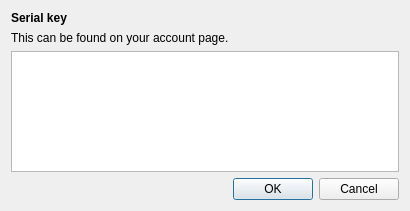
This is src/gui/res/ActivationDialog.ui in deskflow/deskflow as Qt 5 draws it before an edit. The edited form follows.
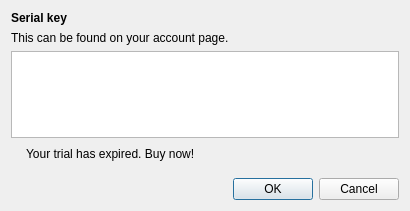
This is the edited form. Icons and pictures are not drawn.

Commit message: #5657 Raise activation dialog when key expires

What changed in the file:
```diff
--- a/src/gui/res/ActivationDialog.ui
+++ b/src/gui/res/ActivationDialog.ui
@@ -54,6 +54,57 @@
      </property>
     </widget>
    </item>
+   <item>
+    <widget class="QWidget" name="m_trialWidget" native="true">
+     <layout class="QHBoxLayout" name="horizontalLayout_5">
+      <property name="leftMargin">
+       <number>2</number>
+      </property>
+      <property name="topMargin">
+       <number>0</number>
+      </property>
+      <property name="rightMargin">
+       <number>0</number>
+      </property>
+      <property name="bottomMargin">
+       <number>8</number>
+      </property>
+      <item>
+       <widget class="QLabel" name="label_3">
+        <property name="text">
+         <string/>
+        </property>
+        <property name="pixmap">
+         <pixmap resource="Synergy.qrc">:/res/icons/16x16/money.png</pixmap>
+        </property>
+       </widget>
+      </item>
+      <item>
+       <widget class="QLabel" name="m_trialLabel">
+        <property name="text">
+         <string>&lt;html&gt;&lt;head/&gt;&lt;body&gt;&lt;p&gt;Your trial has expired. &lt;a href=&quot;http://symless.com/pricing?src=gui&quot;&gt;&lt;span style=&quot; text-decoration: underline; color:#0000ff;&quot;&gt;Buy now!&lt;/span&gt;&lt;/a&gt;&lt;/p&gt;&lt;/body&gt;&lt;/html&gt;</string>
+        </property>
+        <property name="openExternalLinks">
+         <bool>true</bool>
+        </property>
+       </widget>
+      </item>
+      <item>
+       <spacer name="horizontalSpacer">
+        <property name="orientation">
+         <enum>Qt::Horizontal</enum>
+        </property>
+        <property name="sizeHint" stdset="0">
+         <size>
+          <width>40</width>
+          <height>20</height>
+         </size>
+        </property>
+       </spacer>
+      </item>
+     </layout>
+    </widget>
+   </item>
    <item>
     <widget class="QDialogButtonBox" name="buttonBox">
      <property name="orientation">
```
Left out of the diff: 4 changed lines with no effect on the pictures. The commit also changes 4 other files.
